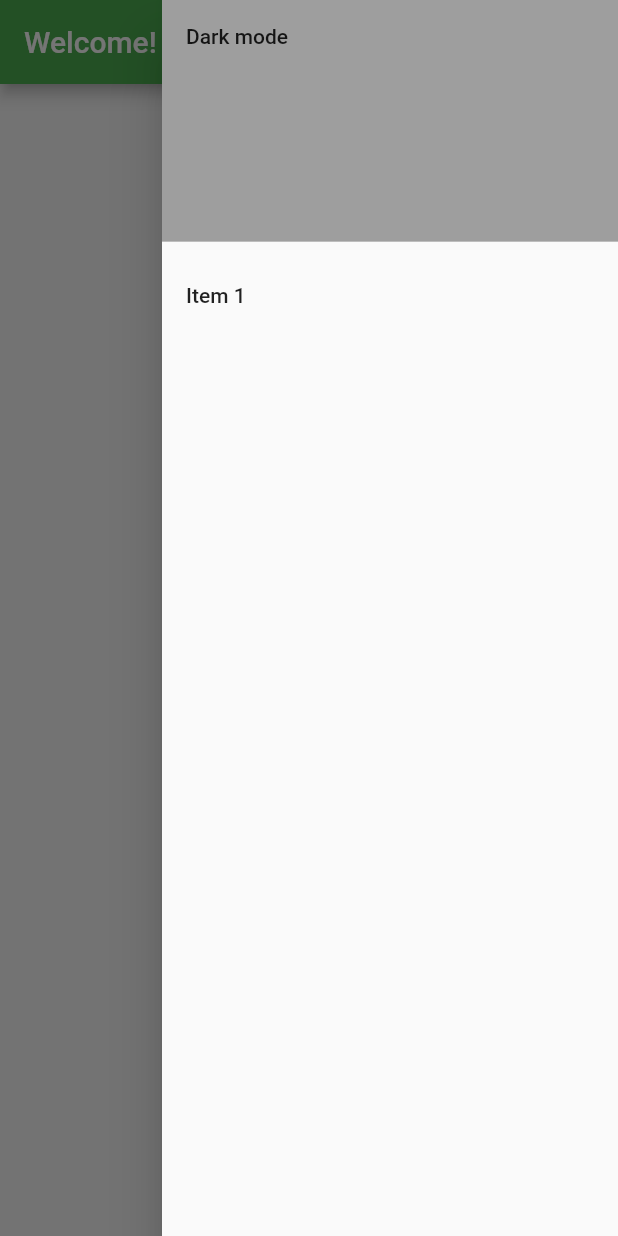
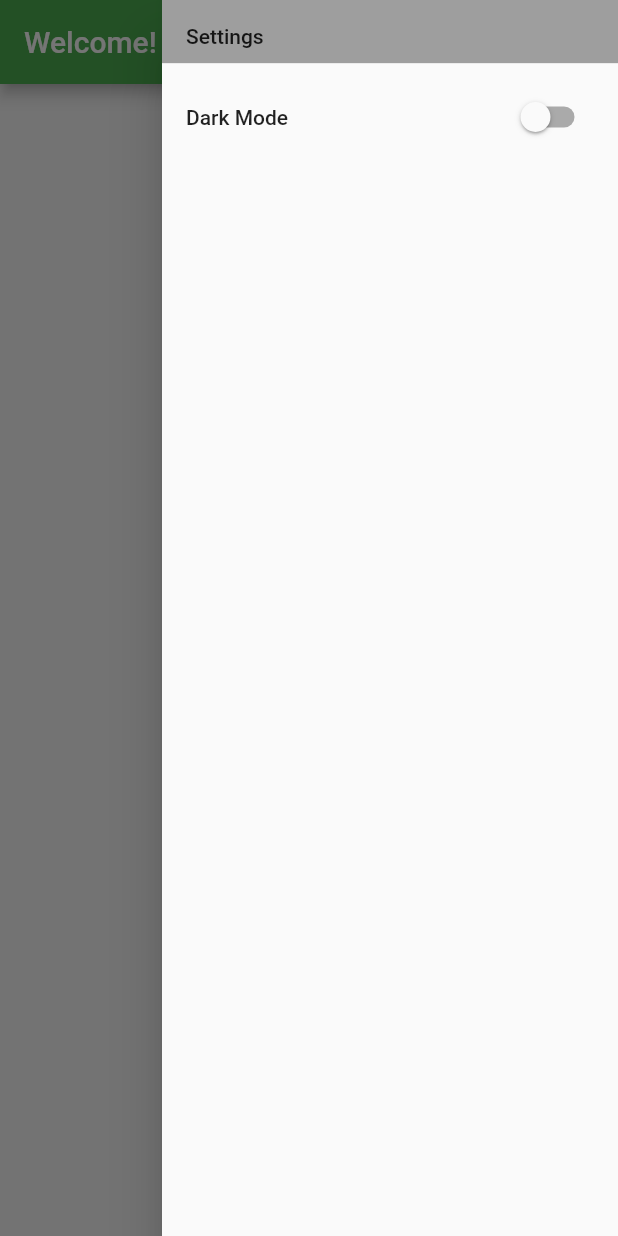
Before and after one commit to arizala13/project_4, a Flutter app: the screen it shows after launch, with the side drawer open, on a phone screen of 412 x 824 dp. Run offline on Flutter 3.47's test engine with Material 2 defaults, Android fonts, the phone set to English and light mode, and no system bars.

Commit message:
Working on adding dark mode

```diff
--- a/lib/main.dart
+++ b/lib/main.dart
@@ -28,6 +28,14 @@ class MyHomePage extends StatefulWidget {
 
 class _MyHomePageState extends State<MyHomePage> {
 
+bool val = false;
+
+makeDarkMode(bool makeDark){
+  setState(() {
+    val = makeDark;
+  });
+}
+
   @override
   Widget build(BuildContext context) {
     return Scaffold(
@@ -45,17 +53,21 @@ class _MyHomePageState extends State<MyHomePage> {
       endDrawer: Drawer(
         child: ListView(
           children: <Widget>[
-            DrawerHeader(
-              child: Text('Dark mode'),
-              decoration: BoxDecoration(
-                color: Colors.grey,
+            SizedBox(
+               height : 50.0,
+              child: DrawerHeader(
+                child: Text('Settings'),
+                decoration: new BoxDecoration(color: Colors.grey),
               ),
             ),
-            ListTile(
-              title: Text('Item 1'),
-              onTap: () {
-                testing();
-              },
+            Center(
+              child: SwitchListTile(
+                title: Text('Dark Mode'),
+                value: val,
+                onChanged: (makeDark) {
+                  makeDarkMode(makeDark);
+                },
+              ),
             ),
           ],
         ),
@@ -63,6 +75,8 @@ class _MyHomePageState extends State<MyHomePage> {
     );
   }
 
+
+
   void testing(){
   print('dark mode tapped!');
   }
```
